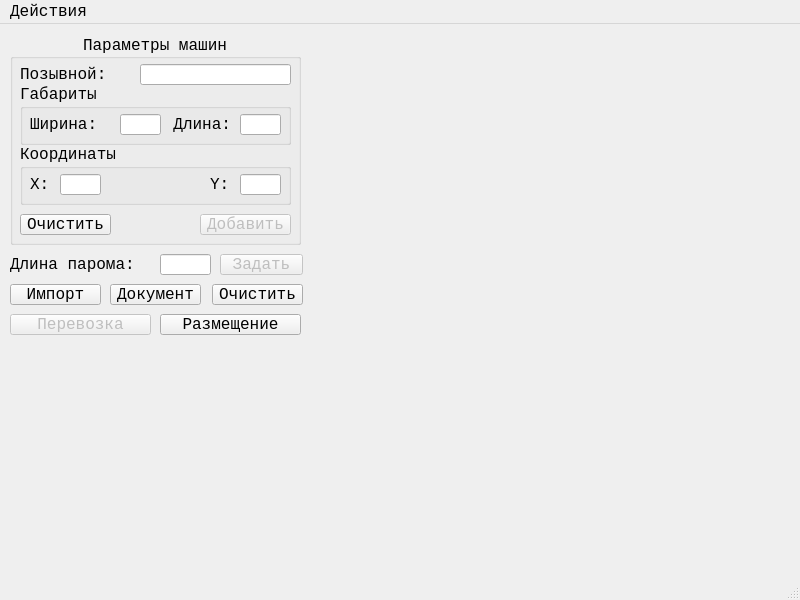
Above: mainwindow.ui from userviktoriuss/mil_ferry before the change. Below: the same form after it.
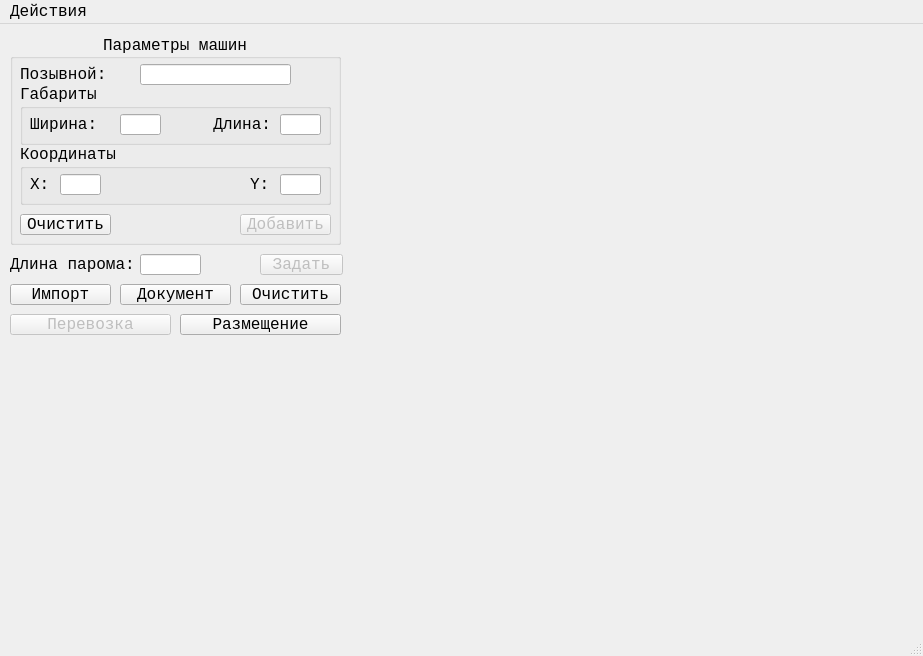
That is the form after the change.

Commit message: fixed window size

```diff
--- a/mainwindow.ui
+++ b/mainwindow.ui
@@ -6,10 +6,16 @@
    <rect>
     <x>0</x>
     <y>0</y>
-    <width>800</width>
-    <height>600</height>
+    <width>923</width>
+    <height>656</height>
    </rect>
   </property>
+  <property name="sizePolicy">
+   <sizepolicy hsizetype="Maximum" vsizetype="Maximum">
+    <horstretch>0</horstretch>
+    <verstretch>0</verstretch>
+   </sizepolicy>
+  </property>
   <property name="font">
    <font>
     <family>Courier New</family>
@@ -25,7 +31,7 @@
      <rect>
       <x>10</x>
       <y>10</y>
-      <width>291</width>
+      <width>331</width>
       <height>211</height>
      </rect>
     </property>
@@ -65,7 +71,7 @@
       <rect>
        <x>10</x>
        <y>50</y>
-       <width>271</width>
+       <width>311</width>
        <height>61</height>
       </rect>
      </property>
@@ -100,7 +106,7 @@
      <widget class="QLabel" name="lengthLabel">
       <property name="geometry">
        <rect>
-        <x>140</x>
+        <x>180</x>
         <y>30</y>
         <width>71</width>
         <height>20</height>
@@ -138,7 +144,7 @@
      <widget class="QLineEdit" name="lengthLineEdit">
       <property name="geometry">
        <rect>
-        <x>220</x>
+        <x>260</x>
         <y>30</y>
         <width>41</width>
         <height>21</height>
@@ -160,7 +166,7 @@
       <rect>
        <x>10</x>
        <y>110</y>
-       <width>271</width>
+       <width>311</width>
        <height>61</height>
       </rect>
      </property>
@@ -195,7 +201,7 @@
      <widget class="QLabel" name="yCoordLabel">
       <property name="geometry">
        <rect>
-        <x>190</x>
+        <x>230</x>
         <y>30</y>
         <width>21</width>
         <height>20</height>
@@ -230,7 +236,7 @@
      <widget class="QLineEdit" name="yCoordLineEdit">
       <property name="geometry">
        <rect>
-        <x>220</x>
+        <x>260</x>
         <y>30</y>
         <width>41</width>
         <height>21</height>
@@ -269,7 +275,7 @@
      </property>
      <property name="geometry">
       <rect>
-       <x>190</x>
+       <x>230</x>
        <y>180</y>
        <width>91</width>
        <height>21</height>
@@ -330,7 +336,7 @@
     </property>
     <property name="geometry">
      <rect>
-      <x>220</x>
+      <x>260</x>
       <y>230</y>
       <width>83</width>
       <height>21</height>
@@ -351,7 +357,7 @@
      <rect>
       <x>10</x>
       <y>260</y>
-      <width>91</width>
+      <width>101</width>
       <height>21</height>
      </rect>
     </property>
@@ -368,9 +374,9 @@
    <widget class="QPushButton" name="documentPushButton">
     <property name="geometry">
      <rect>
-      <x>110</x>
+      <x>120</x>
       <y>260</y>
-      <width>91</width>
+      <width>111</width>
       <height>21</height>
      </rect>
     </property>
@@ -387,9 +393,9 @@
    <widget class="QPushButton" name="clearTablePushButton">
     <property name="geometry">
      <rect>
-      <x>212</x>
+      <x>240</x>
       <y>260</y>
-      <width>91</width>
+      <width>101</width>
       <height>21</height>
      </rect>
     </property>
@@ -411,7 +417,7 @@
      <rect>
       <x>10</x>
       <y>290</y>
-      <width>141</width>
+      <width>161</width>
       <height>21</height>
      </rect>
     </property>
@@ -428,9 +434,9 @@
    <widget class="QPushButton" name="placePushButton">
     <property name="geometry">
      <rect>
-      <x>160</x>
+      <x>180</x>
       <y>290</y>
-      <width>141</width>
+      <width>161</width>
       <height>21</height>
      </rect>
     </property>
@@ -447,9 +453,9 @@
    <widget class="QLineEdit" name="ferryLengthLineEdit">
     <property name="geometry">
      <rect>
-      <x>160</x>
+      <x>140</x>
       <y>230</y>
-      <width>51</width>
+      <width>61</width>
       <height>21</height>
      </rect>
     </property>
@@ -466,7 +472,7 @@
     <rect>
      <x>0</x>
      <y>0</y>
-     <width>800</width>
+     <width>923</width>
      <height>27</height>
     </rect>
    </property>
```
Left out of the diff: 2 changed lines with no effect on the pictures. The commit also changes 2 other files.
